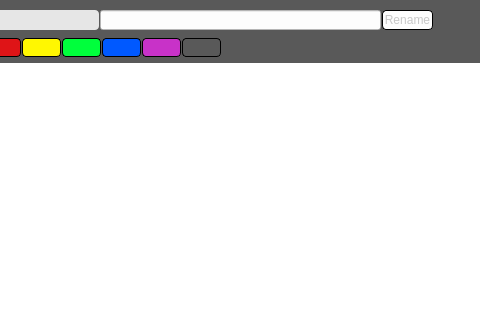
dudtj5307/CSV-Viewer, file GUI/ui/dialog_viewer.ui: the form before one commit; both pictures show x 309 to 789 and y 0 to 320 of the 1125 by 702 pixel window.
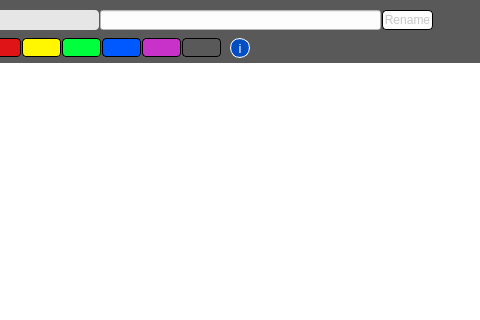
The form after the commit.

Commit message: UI추가: 정보버튼 추가

The edit to the form file:
```diff
--- a/GUI/ui/dialog_viewer.ui
+++ b/GUI/ui/dialog_viewer.ui
@@ -878,6 +878,56 @@
         <string/>
        </property>
       </widget>
+      <widget class="QPushButton" name="button_info">
+       <property name="enabled">
+        <bool>true</bool>
+       </property>
+       <property name="geometry">
+        <rect>
+         <x>530</x>
+         <y>29</y>
+         <width>20</width>
+         <height>20</height>
+        </rect>
+       </property>
+       <property name="font">
+        <font>
+         <family>Arial</family>
+         <pointsize>10</pointsize>
+         <fontweight>ExtraBold</fontweight>
+        </font>
+       </property>
+       <property name="styleSheet">
+        <string notr="true">QPushButton {
+	color: rgb(255, 255, 255);
+	background-color: rgb(1, 78, 195);
+    border: 1px solid white;
+    border-radius: 10px;
+}
+
+QPushButton:hover {
+	border: 2px solid #333;
+}
+
+QPushButton:pressed {
+ 	border: 2px solid white;
+	background-color: rgb(2, 137, 255);
+}
+
+QPushButton:disabled {
+    color: rgb(200,200,200);
+}</string>
+       </property>
+       <property name="text">
+        <string>i</string>
+       </property>
+       <property name="iconSize">
+        <size>
+         <width>17</width>
+         <height>17</height>
+        </size>
+       </property>
+      </widget>
      </widget>
     </item>
     <item row="1" column="0" colspan="3">
```
Left out of the diff: 484 changed lines with no effect on the pictures. The commit also changes 1 other file.
